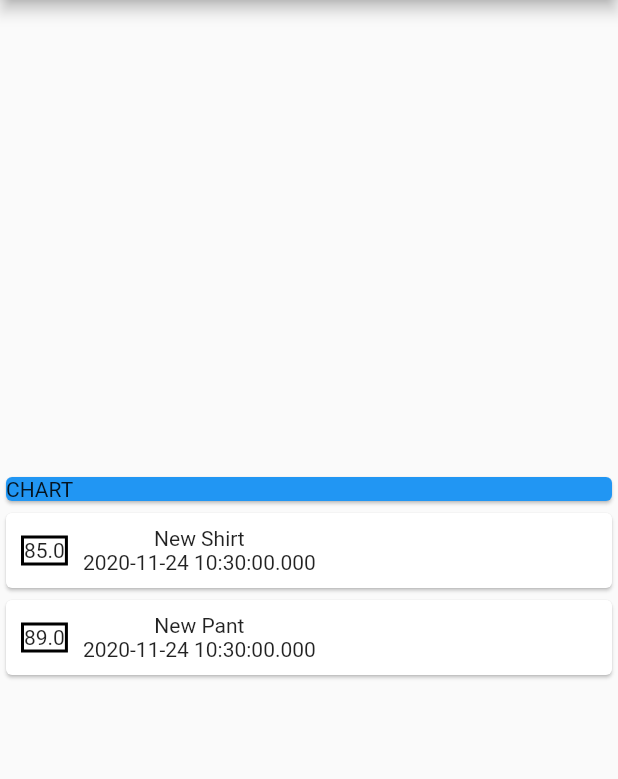
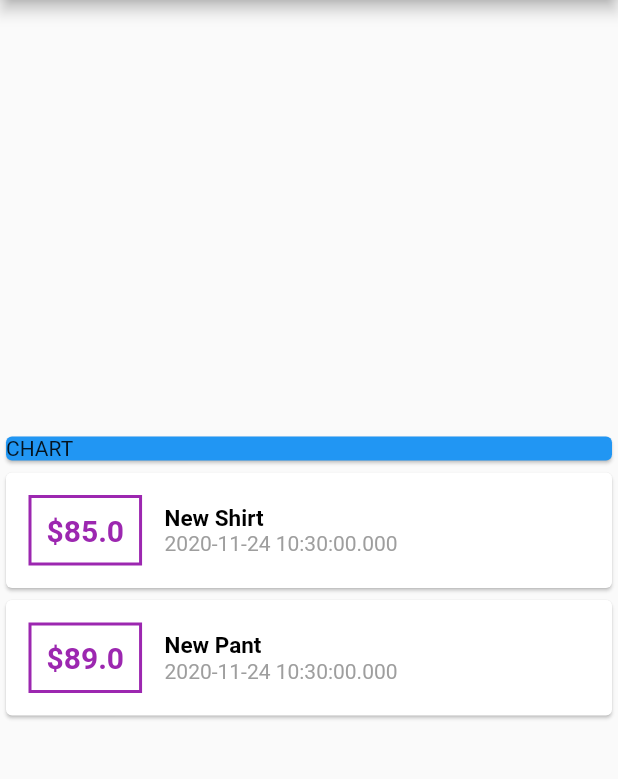
Before and after one commit to ratnesh-stack/Flutter, a Flutter app: the screen it shows after launch, on a phone screen of 412 x 824 dp, the part 84-863 px from its top. Run offline on Flutter 3.47's test engine with Material 2 defaults, Android fonts, the phone set to English and light mode, and no system bars; missing offline and left inert: dart:html.

Commit message:
Flutter | Day14 | TextStyling

```diff
--- a/ExpenseManager/lib/main.dart
+++ b/ExpenseManager/lib/main.dart
@@ -47,15 +47,48 @@ class MyHomePage extends StatelessWidget {
                     child: Row(
                   children: [
                     Container(
-                      margin:
-                          EdgeInsets.symmetric(horizontal: 10, vertical: 15),
+                      margin: EdgeInsets.symmetric(
+                        horizontal: 15,
+                        vertical: 15,
+                      ),
                       decoration: BoxDecoration(
-                          border: Border.all(color: Colors.black, width: 2)),
-                      child: Text(tx.amount.toString()),
+                        border: Border.all(
+                          color: Colors.purple,
+                          width: 2,
+                        ),
+                      ),
+                      padding: EdgeInsets.all(10),
+                      child: Text(
+                        '\$${tx.amount}',
+                        style: TextStyle(
+                          fontSize: 20,
+                          color: Colors.purple,
+                          fontWeight: FontWeight.bold,
+                        ),
+                      ),
                     ),
                     Column(
-                      children: [Text(tx.title), Text(tx.date.toString())],
-                    )
+                      crossAxisAlignment: CrossAxisAlignment.start,
+                      children: [
+                        Text(
+                          tx.title,
+                          textAlign: TextAlign.end,
+                          style: TextStyle(
+                            color: Colors.black,
+                            fontWeight: FontWeight.bold,
+                            fontSize: 15,
+                          ),
+                        ),
+                        Text(
+                          tx.date.toString(),
+                          textAlign: TextAlign.start,
+                          style: TextStyle(
+                            color: Colors.grey,
+                            fontWeight: FontWeight.normal,
+                          ),
+                        )
+                      ],
+                    ),
                   ],
                 ));
               }).toList(),
```
